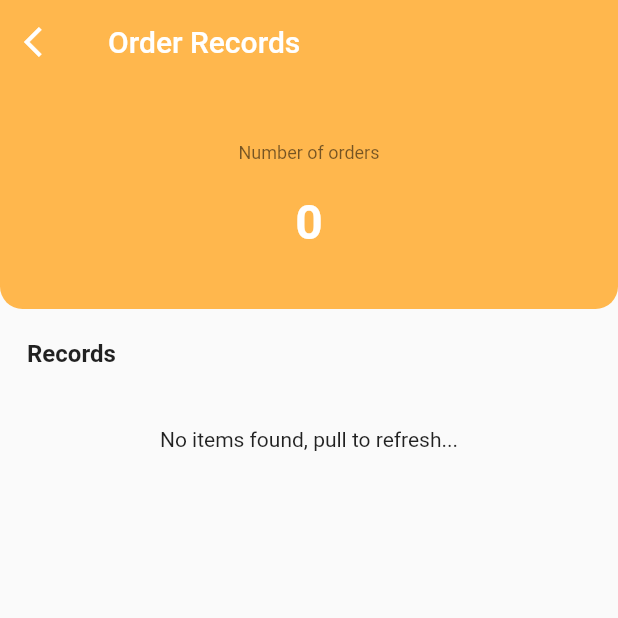
After one commit to phyauab/foodie, a Flutter app: the OrderRecordPage screen opened by its route, on a phone screen of 412 x 824 dp, the top half of it. The commit adds this screen. Run offline on Flutter 3.47's test engine with Material 2 defaults, Android fonts, the phone set to English and light mode, and no system bars; our stand-ins replace carousel_slider, flutter_rating_bar, flutter_secure_storage, get, readmore; missing offline and left inert: numeric_keyboard; accounts and stored records are empty; network calls fail.

Commit message:
add order record

```diff
--- a/frontend/lib/components/cart/cart_list.dart
+++ b/frontend/lib/components/cart/cart_list.dart
@@ -19,10 +19,9 @@ class CartList extends StatelessWidget {
     return Expanded(
       child: RefreshIndicator(
         onRefresh: cartController.fetchCartItems,
-        // child: _buildCartList(context),
         child: cartController.obx(
           (state) => _buildCartList(context),
-          onLoading: Loading(),
+          onLoading: const Loading(),
           onEmpty: ListView(
             children: const [
               Padding(
--- a/frontend/lib/models/cart_item.dart
+++ b/frontend/lib/models/cart_item.dart
@@ -1,16 +1,23 @@
 import 'food_item.dart';
 
 class CartItem {
-  CartItem({required this.id, required this.amount, required this.food});
+  CartItem(
+      {required this.id,
+      required this.amount,
+      required this.food,
+      required this.updatedAt});
 
   final int id;
   final FoodItem food;
   int amount;
+  final DateTime updatedAt;
 
   factory CartItem.fromJson(Map<String, dynamic> json) {
     return CartItem(
-        id: json['id'],
-        amount: json['amount'],
-        food: FoodItem.fromJson(json['Food']));
+      id: json['id'],
+      amount: json['amount'],
+      food: FoodItem.fromJson(json['Food']),
+      updatedAt: DateTime.parse(json["updatedAt"]),
+    );
   }
 }
--- /dev/null
+++ b/frontend/lib/pages/order_record/order_record_binding.dart
@@ -0,0 +1,9 @@
+import 'package:frontend/pages/order_record/order_record_controller.dart';
+import 'package:get/get.dart';
+
+class OrderRecordBinding implements Bindings {
+  @override
+  void dependencies() {
+    Get.lazyPut<OrderRecordController>(() => OrderRecordController());
+  }
+}
--- /dev/null
+++ b/frontend/lib/pages/order_record/order_record_controller.dart
@@ -0,0 +1,32 @@
+import 'package:frontend/providers/cart_provider.dart';
+import 'package:get/get.dart';
+
+import '../../models/cart_item.dart';
+
+class OrderRecordController extends GetxController
+    with StateMixin<List<CartItem>> {
+  final _cartProvider = Get.put(CartProvider());
+  List<CartItem> orderRecords = <CartItem>[].obs;
+  var numOfOrders = 0.obs;
+
+  @override
+  void onInit() {
+    super.onInit();
+    fetch();
+  }
+
+  Future<void> fetch() async {
+    change(orderRecords, status: RxStatus.loading());
+    orderRecords = await _cartProvider.fetchCart(true);
+    if (orderRecords.isNotEmpty) {
+      change(orderRecords, status: RxStatus.success());
+    } else {
+      change(orderRecords, status: RxStatus.empty());
+    }
+    _updateNumOfOrders();
+  }
+
+  void _updateNumOfOrders() {
+    numOfOrders.value = orderRecords.length;
+  }
+}
--- /dev/null
+++ b/frontend/lib/pages/order_record/order_record_page.dart
@@ -0,0 +1,128 @@
+import 'package:flutter/material.dart';
+import 'package:frontend/components/order_record/order_record_list.dart';
+import 'package:frontend/constants.dart';
+import 'package:frontend/pages/order_record/order_record_controller.dart';
+import 'package:get/get.dart';
+
+import '../../components/section_header.dart';
+
+class OrderRecordPage extends GetView<OrderRecordController> {
+  const OrderRecordPage({Key? key}) : super(key: key);
+
+  @override
+  Widget build(BuildContext context) {
+    return Scaffold(
+      appBar: _buildAppbar(context),
+      body: Column(
+        crossAxisAlignment: CrossAxisAlignment.start,
+        children: [
+          _buildBalanceHeader(context),
+          const SizedBox(
+            height: 20,
+          ),
+          Padding(
+            padding: EdgeInsets.symmetric(horizontal: defaultScreenPadding),
+            child: const SectionHeader(title: "Records"),
+          ),
+          const SizedBox(
+            height: 20,
+          ),
+          _buildRecordList(context),
+        ],
+      ),
+    );
+  }
+
+  Widget _buildRecordList(BuildContext context) {
+    return Expanded(
+      child: RefreshIndicator(
+        onRefresh: controller.fetch,
+        child: controller.obx(
+          (state) => Padding(
+              padding: EdgeInsets.symmetric(horizontal: defaultScreenPadding),
+              child: OrderRecordList(
+                orderRecords: controller.orderRecords,
+              )),
+          onLoading: const CircularProgressIndicator(
+            semanticsLabel: 'Fetching',
+          ),
+          onEmpty: ListView(
+            children: const [
+              Padding(
+                padding: EdgeInsets.all(20),
+                child: Center(
+                  child: Text('No items found, pull to refresh...'),
+                ),
+              ),
+            ],
+          ),
+          onError: (error) => ListView(
+            children: const [
+              Padding(
+                padding: EdgeInsets.all(20),
+                child: Center(
+                  child: Text('An error occured, pull to refresh...'),
+                ),
+              ),
+            ],
+          ),
+        ),
+      ),
+    );
+  }
+
+  Widget _buildBalanceHeader(BuildContext context) {
+    return Container(
+      decoration: BoxDecoration(
+        color: Colors.orange[300],
+        borderRadius: BorderRadius.only(
+          bottomLeft: Radius.circular(defaultBorderRadius),
+          bottomRight: Radius.circular(defaultBorderRadius),
+        ),
+      ),
+      height: 150,
+      width: MediaQuery.of(context).size.width,
+      child: Column(
+        mainAxisAlignment: MainAxisAlignment.center,
+        children: [
+          Text(
+            "Number of orders",
+            style: Theme.of(context).textTheme.caption,
+          ),
+          const SizedBox(
+            height: 20,
+          ),
+          Obx(
+            () => Text(
+              "${controller.numOfOrders}",
+              style: const TextStyle(
+                  color: Colors.white,
+                  fontSize: 32,
+                  fontWeight: FontWeight.w600),
+            ),
+          ),
+        ],
+      ),
+    );
+  }
+
+  AppBar _buildAppbar(BuildContext context) {
+    return AppBar(
+      backgroundColor: Colors.orange[300],
+      elevation: 0,
+      leading: IconButton(
+        icon: const Icon(
+          Icons.arrow_back_ios,
+          color: Colors.white,
+        ),
+        onPressed: () {
+          Get.back();
+        },
+      ),
+      title: Text(
+        "Order Records",
+        style: TextStyle(color: Colors.white),
+      ),
+    );
+  }
+}
```
Also changed, not shown: frontend/lib/components/order_record/order_record_list.dart (added, +21 -0 lines), frontend/lib/components/order_record/order_record_tile.dart (added, +43 -0 lines), frontend/lib/components/profile/menu.dart (+5 -3 lines), frontend/lib/main.dart (+7 -0 lines), 1 other file.
